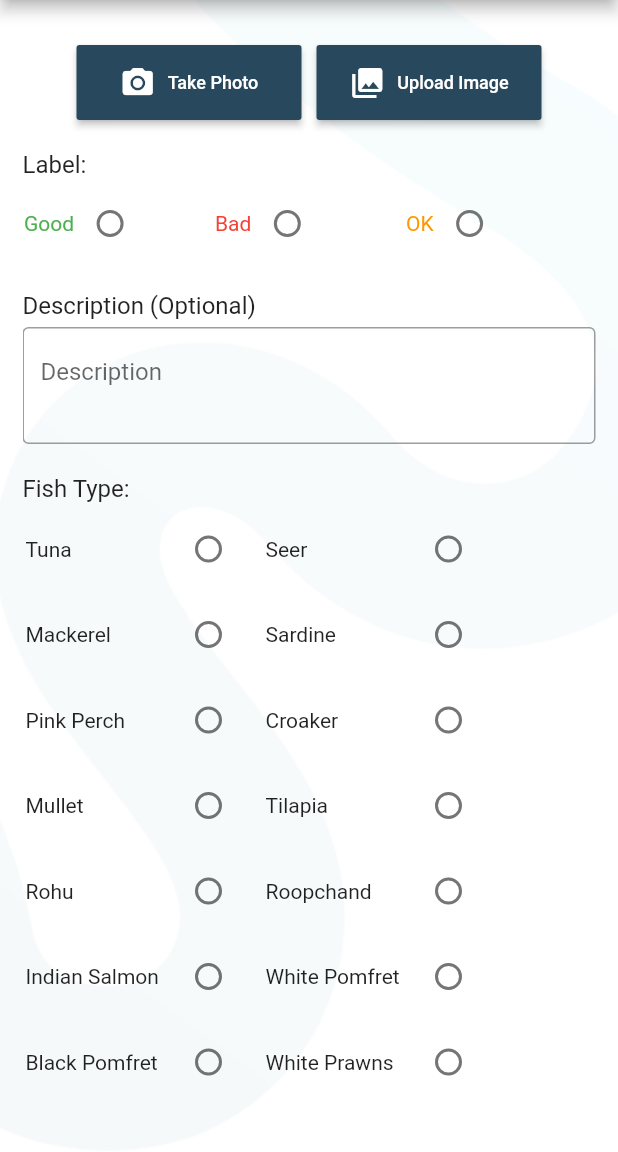
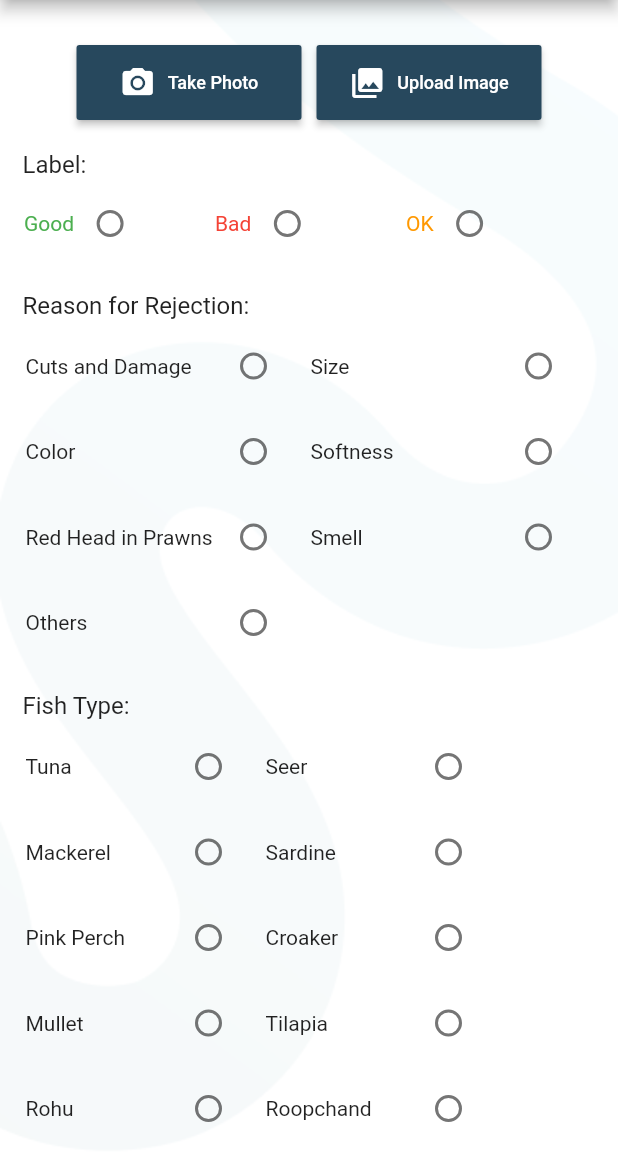
Before and after one commit to Abhi6722/qzense_fish_data, a Flutter app: the MyHomePage screen opened directly with empty values, on a phone screen of 412 x 824 dp, the part 84-1236 px from its top. Run offline on Flutter 3.47's test engine with Material 2 defaults, Android fonts, the phone set to English and light mode, and no system bars; our stand-ins replace image_picker.

Commit message:
Reason of Rejection Added

```diff
--- a/lib/MyHomePage.dart
+++ b/lib/MyHomePage.dart
@@ -50,6 +50,48 @@ class _MyHomePageState extends State<MyHomePage> {
     'Other'
   ];
 
+  final List<String> _availableReasons = [
+    'Cuts and Damage',
+    'Size',
+    'Color',
+    'Softness',
+    'Red Head in Prawns',
+    'Smell',
+    'Others',
+  ];
+
+  final List<String> _selectedReasons = [];
+  bool _showOtherReasonField = false;
+
+  void _toggleReason(String reason) {
+    setState(() {
+      if (_selectedReasons.contains(reason)) {
+        _selectedReasons.remove(reason);
+        if (reason == 'Others') {
+          _showOtherReasonField = false;
+          _descriptionController.clear(); // Clear the text when "Others" is deselected
+        }
+      } else {
+        _selectedReasons.add(reason);
+        if (reason == 'Others') {
+          _showOtherReasonField = true;
+        }
+      }
+    });
+  }
+
+
+
+  void setReason(String reason, bool selected) {
+    setState(() {
+      if (selected) {
+        _selectedReasons.add(reason);
+      } else {
+        _selectedReasons.remove(reason);
+      }
+    });
+  }
+
   late bool _showOtherFishTypeField = false;
   final _descriptionController = TextEditingController();
   final picker = ImagePicker();
@@ -87,6 +129,8 @@ class _MyHomePageState extends State<MyHomePage> {
       _image = null;
       _label = '';
       _descriptionController.clear();
+      _selectedReasons.clear();
+      _showOtherReasonField = false;
       _otherFishTypeController.clear();
     });
   }
@@ -211,7 +255,14 @@ class _MyHomePageState extends State<MyHomePage> {
     request.fields['type'] =
         _fishType == 'Other' ? _otherFishTypeController.text : _fishType;
     request.fields['labels'] = _label;
-    request.fields['description'] = _descriptionController.text;
+
+    String rejectionReasons = _selectedReasons.join(', ');
+    if (_showOtherReasonField && _descriptionController.text.isNotEmpty) {
+      rejectionReasons += ', ${_descriptionController.text}';
+    }
+
+    request.fields['description'] = rejectionReasons;
+
 
     // // Print data being sent to API
     // print('Sending data to API: ${request.fields.toString()}');
@@ -343,19 +394,31 @@ class _MyHomePageState extends State<MyHomePage> {
                 ),
 
                 const SizedBox(height: 20.0),
-                Text('Description (Optional)',
+                // Text('Description (Optional)',
+                //     style: Theme.of(context).textTheme.titleMedium),
+                // const SizedBox(height: 5.0),
+                // TextField(
+                //   decoration: const InputDecoration(
+                //       hintText: 'Description',
+                //       border: OutlineInputBorder(),
+                //       focusedBorder: OutlineInputBorder(
+                //         borderSide:
+                //             BorderSide(color: Color(0xFF27485D), width: 1.0),
+                //       )),
+                //   controller: _descriptionController,
+                //   maxLines: 2,
+                // ),
+
+                Text('Reason for Rejection:',
                     style: Theme.of(context).textTheme.titleMedium),
                 const SizedBox(height: 5.0),
-                TextField(
-                  decoration: const InputDecoration(
-                      hintText: 'Description',
-                      border: OutlineInputBorder(),
-                      focusedBorder: OutlineInputBorder(
-                        borderSide:
-                            BorderSide(color: Color(0xFF27485D), width: 1.0),
-                      )),
-                  controller: _descriptionController,
-                  maxLines: 2,
+                Wrap(
+                  direction: Axis.horizontal,
+                  spacing: 10,
+                  runSpacing: 5,
+                  children: _availableReasons.map((reason) {
+                    return buildReasonCheckbox(reason);
+                  }).toList(),
                 ),
 
                 const SizedBox(height: 20.0),
@@ -640,4 +703,85 @@ class _MyHomePageState extends State<MyHomePage> {
       ),
     );
   }
+
+  Widget buildReasonCheckbox(String reason) {
+    if (reason == 'Others') {
+      return Column(
+        children: [
+          Row(
+            children: [
+              SizedBox(
+                width: 180,
+                child: Container(
+                  padding: const EdgeInsets.all(2),
+                  color: _selectedReasons.contains(reason)
+                      ? Colors.cyan.withOpacity(0.1)
+                      : null,
+                  child: Row(
+                    mainAxisAlignment: MainAxisAlignment.spaceBetween,
+                    children: [
+                      Text(
+                        reason,
+                        style: const TextStyle(fontSize: 14),
+                      ),
+                      Checkbox(
+                        value: _selectedReasons.contains(reason),
+                        onChanged: (value) => _toggleReason(reason),
+                        shape: const CircleBorder(),
+                        activeColor: const Color(0xFF27485D),
+                      ),
+                    ],
+                  ),
+                ),
+              ),
+            ],
+          ),
+          if (_showOtherReasonField)
+            SizedBox(
+              // width: 180,
+              child: Padding(
+                padding: const EdgeInsets.symmetric(vertical: 10),
+                child: TextFormField(
+                  decoration: const InputDecoration(
+                    hintText: 'Enter Other Reason',
+                    border: OutlineInputBorder(),
+                    focusedBorder: OutlineInputBorder(
+                      borderSide: BorderSide(
+                          color: Color(0xFF27485D), width: 1.0),
+                    ),
+                  ),
+                  controller: _descriptionController,
+                  maxLines: 1,
+                ),
+              ),
+            ),
+        ],
+      );
+    } else {
+      return SizedBox(
+        width: 180,
+        child: Container(
+          padding: const EdgeInsets.all(2),
+          color: _selectedReasons.contains(reason)
+              ? Colors.cyan.withOpacity(0.1)
+              : null,
+          child: Row(
+            mainAxisAlignment: MainAxisAlignment.spaceBetween,
+            children: [
+              Text(
+                reason,
+                style: const TextStyle(fontSize: 14),
+              ),
+              Checkbox(
+                value: _selectedReasons.contains(reason),
+                onChanged: (value) => _toggleReason(reason),
+                shape: const CircleBorder(),
+                activeColor: const Color(0xFF27485D),
+              ),
+            ],
+          ),
+        ),
+      );
+    }
+  }
 }
```
